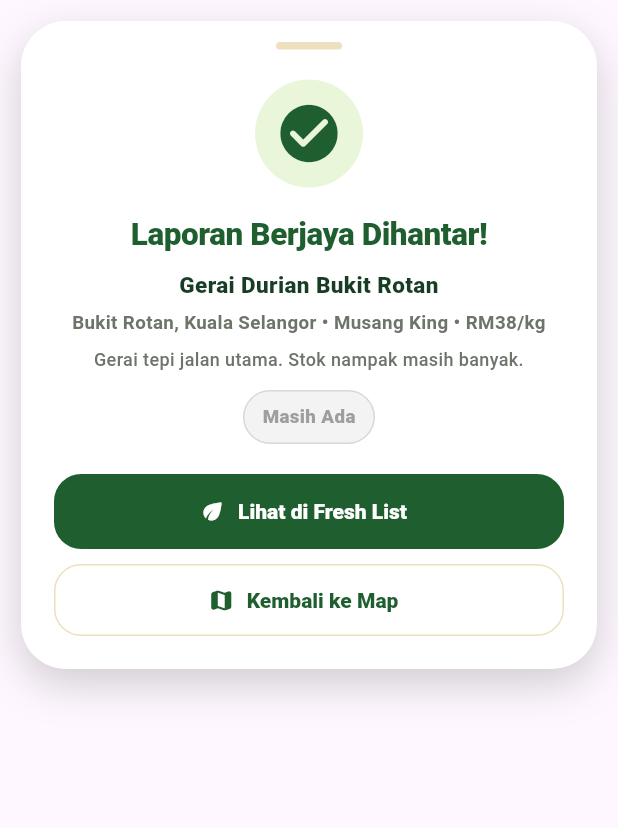
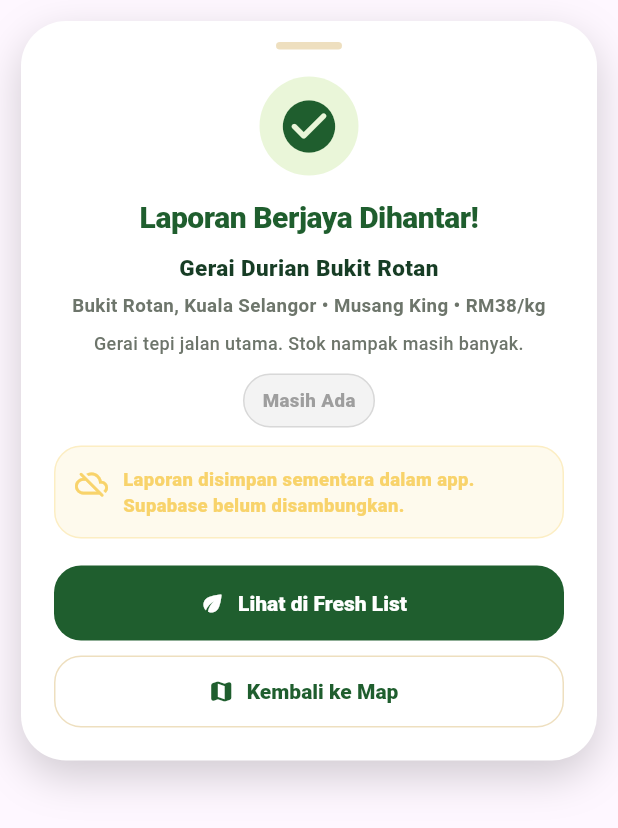
Before and after one commit to ikirana77/durian_radar, a Flutter app: the _ReportSuccessSheet widget shown alone on an empty page, opened directly with sample values from the repository, on a phone screen of 412 x 824 dp. Shown: the top 828 px of the screen. Run offline on Flutter 3.47's test engine with Material 3 defaults, Android fonts, the phone set to English and light mode, and no system bars; our stand-ins replace supabase_flutter; accounts and stored records are empty.

Commit message:
Fix report success sheet overflow

```diff
--- a/lib/features/durian/data/durian_report_store.dart
+++ b/lib/features/durian/data/durian_report_store.dart
@@ -3,6 +3,32 @@ import 'package:flutter/foundation.dart';
 import '../models/durian_report.dart';
 import 'dummy_durian_reports.dart';
 import 'durian_report_repository.dart';
+
+class DurianReportSubmitResult {
+  const DurianReportSubmitResult({
+    required this.savedLocally,
+    required this.savedToSupabase,
+    this.errorMessage,
+  });
+
+  final bool savedLocally;
+  final bool savedToSupabase;
+  final String? errorMessage;
+
+  bool get usedLocalFallback => savedLocally && !savedToSupabase;
+
+  String get message {
+    if (savedToSupabase) {
+      return 'Laporan telah dihantar ke Supabase sebagai pending approval.';
+    }
+
+    if (errorMessage != null && errorMessage!.isNotEmpty) {
+      return 'Laporan disimpan sementara dalam app. Supabase gagal sync.';
+    }
+
+    return 'Laporan disimpan sementara dalam app. Supabase belum disambungkan.';
+  }
+}
 
 class DurianReportStore extends ValueNotifier<List<DurianReport>> {
   DurianReportStore({DurianReportRepository? repository})
@@ -27,6 +53,47 @@ class DurianReportStore extends ValueNotifier<List<DurianReport>> {
 
   void addReport(DurianReport report) {
     value = [report, ...value];
+  }
+
+  Future<DurianReportSubmitResult> submitReport(DurianReport report) async {
+    addReport(report);
+
+    try {
+      final savedToSupabase = await _repository.insertReport(report);
+
+      if (savedToSupabase) {
+        debugPrint(
+          'Submitted durian report ${report.id} to Supabase as unapproved.',
+        );
+
+        return const DurianReportSubmitResult(
+          savedLocally: true,
+          savedToSupabase: true,
+        );
+      }
+
+      debugPrint(
+        'Supabase client is not ready. Report kept in local memory only.',
+      );
+
+      return const DurianReportSubmitResult(
+        savedLocally: true,
+        savedToSupabase: false,
+      );
+    } catch (error, stackTrace) {
+      _lastRemoteError = error.toString();
+
+      debugPrint('Failed to submit durian report to Supabase.');
+      debugPrint(error.toString());
+      debugPrint(stackTrace.toString());
+      debugPrint('Report is still kept in local memory.');
+
+      return DurianReportSubmitResult(
+        savedLocally: true,
+        savedToSupabase: false,
+        errorMessage: error.toString(),
+      );
+    }
   }
 
   void replaceAllReports(List<DurianReport> reports) {
--- a/lib/features/reports/screens/add_report_screen.dart
+++ b/lib/features/reports/screens/add_report_screen.dart
@@ -25,6 +25,7 @@ class _AddReportScreenState extends State<AddReportScreen> {
 
   DurianStockStatus _selectedStatus = DurianStockStatus.available;
   DurianReport? _lastSubmittedReport;
+  bool _isSubmitting = false;
 
   @override
   void dispose() {
@@ -36,7 +37,11 @@ class _AddReportScreenState extends State<AddReportScreen> {
     super.dispose();
   }
 
-  void _submitReport() {
+  Future<void> _submitReport() async {
+    if (_isSubmitting) {
+      return;
+    }
+
     final isValid = _formKey.currentState?.validate() ?? false;
 
     if (!isValid) {
@@ -44,6 +49,10 @@ class _AddReportScreenState extends State<AddReportScreen> {
     }
 
     FocusScope.of(context).unfocus();
+
+    setState(() {
+      _isSubmitting = true;
+    });
 
     final stallName = _stallNameController.text.trim();
     final area = _areaController.text.trim();
@@ -71,13 +80,18 @@ class _AddReportScreenState extends State<AddReportScreen> {
       isApproved: false,
     );
 
-    durianReportStore.addReport(report);
+    final submitResult = await durianReportStore.submitReport(report);
+
+    if (!mounted) {
+      return;
+    }
 
     setState(() {
       _lastSubmittedReport = report;
+      _isSubmitting = false;
     });
 
-    _showSuccessSheet(report);
+    _showSuccessSheet(report: report, submitResult: submitResult);
   }
 
   double _temporaryLatitude() {
@@ -90,7 +104,10 @@ class _AddReportScreenState extends State<AddReportScreen> {
     return 101.2500 + ((index % 5) * 0.007);
   }
 
-  void _showSuccessSheet(DurianReport report) {
+  void _showSuccessSheet({
+    required DurianReport report,
+    required DurianReportSubmitResult submitResult,
+  }) {
     showModalBottomSheet(
       context: context,
       backgroundColor: Colors.transparent,
@@ -99,6 +116,7 @@ class _AddReportScreenState extends State<AddReportScreen> {
       builder: (context) {
         return _ReportSuccessSheet(
           report: report,
+          submitResult: submitResult,
           statusColor: _statusColor(report.stockStatus),
           onViewFreshPressed: () {
             navigationStore.goToFresh();
@@ -265,7 +283,10 @@ class _AddReportScreenState extends State<AddReportScreen> {
                         isRequired: false,
                       ),
                       const SizedBox(height: AppSpacing.xl),
-                      _SubmitButton(onPressed: _submitReport),
+                      _SubmitButton(
+                        isLoading: _isSubmitting,
+                        onPressed: _submitReport,
+                      ),
                     ],
                   ),
                 ),
@@ -359,7 +380,7 @@ class _IntroCard extends StatelessWidget {
               shape: BoxShape.circle,
             ),
             child: const Icon(
-              Icons.radar_rounded,
+              Icons.cloud_upload_outlined,
               color: AppColors.durianGreen,
               size: 30,
             ),
@@ -367,7 +388,7 @@ class _IntroCard extends StatelessWidget {
           const SizedBox(width: 14),
           const Expanded(
             child: Text(
-              'Laporan akan masuk ke senarai Fresh Hari Ini dan muncul sebagai marker di Map secara sementara. Data model kini disediakan untuk sambungan Supabase.',
+              'Laporan akan dihantar ke Supabase sebagai pending approval dan dipaparkan sementara dalam app.',
               style: TextStyle(
                 color: Color(0xFF6D756B),
                 fontSize: 13,
@@ -434,23 +455,35 @@ class _LastSubmittedMiniCard extends StatelessWidget {
 class _ReportSuccessSheet extends StatelessWidget {
   const _ReportSuccessSheet({
     required this.report,
+    required this.submitResult,
     required this.statusColor,
     required this.onViewFreshPressed,
     required this.onBackToMapPressed,
   });
 
   final DurianReport report;
+  final DurianReportSubmitResult submitResult;
   final Color statusColor;
   final VoidCallback onViewFreshPressed;
   final VoidCallback onBackToMapPressed;
 
   @override
   Widget build(BuildContext context) {
+    final syncColor = submitResult.savedToSupabase
+        ? AppColors.freshGreen
+        : AppColors.warningYellow;
+
+    final syncIcon = submitResult.savedToSupabase
+        ? Icons.cloud_done_rounded
+        : Icons.cloud_off_rounded;
+
     return SafeArea(
       top: false,
       child: Container(
         margin: const EdgeInsets.all(14),
-        padding: const EdgeInsets.fromLTRB(22, 14, 22, 22),
+        constraints: BoxConstraints(
+          maxHeight: MediaQuery.sizeOf(context).height * 0.88,
+        ),
         decoration: BoxDecoration(
           color: Colors.white,
           borderRadius: BorderRadius.circular(30),
@@ -462,6 +495,8 @@ class _ReportSuccessSheet extends StatelessWidget {
             ),
           ],
         ),
+        child: SingleChildScrollView(
+          padding: const EdgeInsets.fromLTRB(22, 14, 22, 22),
           child: Column(
             mainAxisSize: MainAxisSize.min,
             children: [
@@ -473,10 +508,10 @@ class _ReportSuccessSheet extends StatelessWidget {
                   borderRadius: BorderRadius.circular(99),
                 ),
               ),
-            const SizedBox(height: 20),
+              const SizedBox(height: 18),
               Container(
-              width: 72,
-              height: 72,
+                width: 66,
+                height: 66,
                 decoration: const BoxDecoration(
                   color: Color(0xFFEAF6D9),
                   shape: BoxShape.circle,
@@ -484,16 +519,16 @@ class _ReportSuccessSheet extends StatelessWidget {
                 child: const Icon(
                   Icons.check_circle_rounded,
                   color: AppColors.durianGreen,
-                size: 46,
+                  size: 42,
                 ),
               ),
-            const SizedBox(height: 16),
+              const SizedBox(height: 14),
               const Text(
                 'Laporan Berjaya Dihantar!',
                 textAlign: TextAlign.center,
                 style: TextStyle(
                   color: AppColors.durianGreen,
-                fontSize: 21,
+                  fontSize: 20,
                   fontWeight: FontWeight.w900,
                   letterSpacing: -0.3,
                 ),
@@ -535,11 +570,16 @@ class _ReportSuccessSheet extends StatelessWidget {
               ],
               const SizedBox(height: 12),
               Container(
-              padding: const EdgeInsets.symmetric(horizontal: 12, vertical: 8),
+                padding: const EdgeInsets.symmetric(
+                  horizontal: 12,
+                  vertical: 8,
+                ),
                 decoration: BoxDecoration(
                   color: statusColor.withValues(alpha: 0.12),
                   borderRadius: BorderRadius.circular(999),
-                border: Border.all(color: statusColor.withValues(alpha: 0.32)),
+                  border: Border.all(
+                    color: statusColor.withValues(alpha: 0.32),
+                  ),
                 ),
                 child: Text(
                   report.statusText,
@@ -550,7 +590,35 @@ class _ReportSuccessSheet extends StatelessWidget {
                   ),
                 ),
               ),
-            const SizedBox(height: 20),
+              const SizedBox(height: 12),
+              Container(
+                width: double.infinity,
+                padding: const EdgeInsets.all(13),
+                decoration: BoxDecoration(
+                  color: syncColor.withValues(alpha: 0.12),
+                  borderRadius: BorderRadius.circular(18),
+                  border: Border.all(color: syncColor.withValues(alpha: 0.32)),
+                ),
+                child: Row(
+                  crossAxisAlignment: CrossAxisAlignment.start,
+                  children: [
+                    Icon(syncIcon, color: syncColor, size: 22),
+                    const SizedBox(width: 10),
+                    Expanded(
+                      child: Text(
+                        submitResult.message,
+                        style: TextStyle(
+                          color: syncColor,
+                          fontSize: 12.3,
+                          height: 1.35,
+                          fontWeight: FontWeight.w800,
+                        ),
+                      ),
+                    ),
+                  ],
+                ),
+              ),
+              const SizedBox(height: 18),
               SizedBox(
                 width: double.infinity,
                 height: 50,
@@ -594,6 +662,7 @@ class _ReportSuccessSheet extends StatelessWidget {
                 ),
               ),
             ],
+          ),
         ),
       ),
     );
@@ -812,8 +881,9 @@ class _StockStatusSelector extends StatelessWidget {
 }
 
 class _SubmitButton extends StatelessWidget {
-  const _SubmitButton({required this.onPressed});
+  const _SubmitButton({required this.isLoading, required this.onPressed});
 
+  final bool isLoading;
   final VoidCallback onPressed;
 
   @override
@@ -822,12 +892,25 @@ class _SubmitButton extends StatelessWidget {
       width: double.infinity,
       height: 54,
       child: ElevatedButton.icon(
-        onPressed: onPressed,
-        icon: const Icon(Icons.send_rounded),
-        label: const Text('Hantar Laporan'),
+        onPressed: isLoading ? null : onPressed,
+        icon: isLoading
+            ? const SizedBox(
+                width: 18,
+                height: 18,
+                child: CircularProgressIndicator(
+                  strokeWidth: 2.4,
+                  valueColor: AlwaysStoppedAnimation<Color>(Colors.white),
+                ),
+              )
+            : const Icon(Icons.send_rounded),
+        label: Text(isLoading ? 'Menghantar...' : 'Hantar Laporan'),
         style: ElevatedButton.styleFrom(
           backgroundColor: AppColors.durianGreen,
+          disabledBackgroundColor: AppColors.durianGreen.withValues(
+            alpha: 0.65,
+          ),
           foregroundColor: Colors.white,
+          disabledForegroundColor: Colors.white,
           elevation: 0,
           shape: RoundedRectangleBorder(
             borderRadius: BorderRadius.circular(20),
```
Also changed, not shown: lib/features/durian/data/durian_report_repository.dart (+12 -0 lines). Lines whose indentation alone changed are shown as unchanged.
